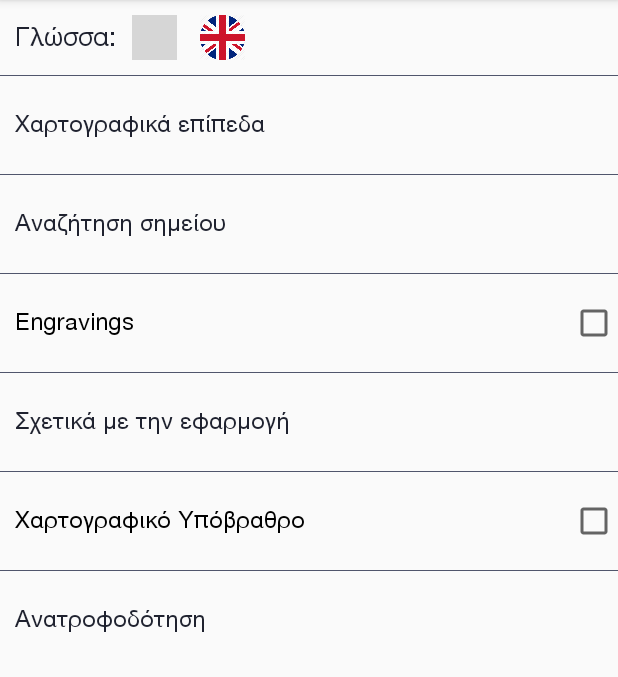
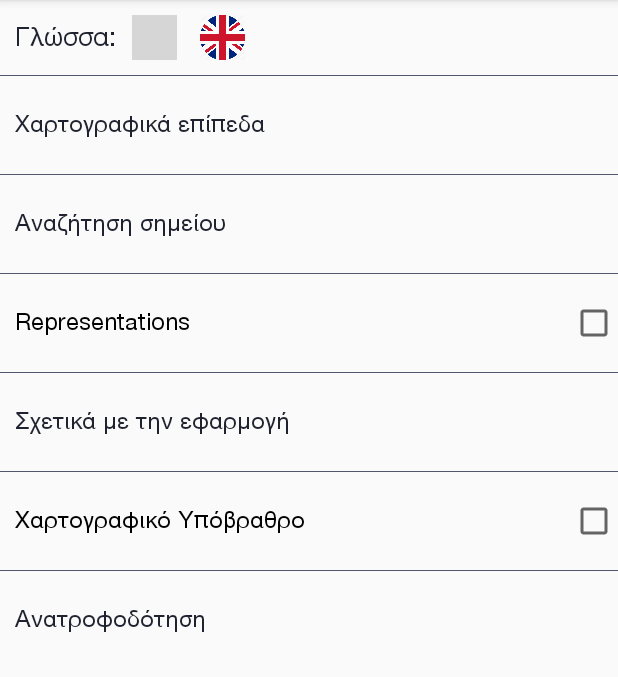
Before and after one commit to AlexMoud/android-kitchener-map, an Android app: the fragment MenuFragment shown on its own in the app's theme, on a phone screen of 412 x 824 dp, the part 84-761 px from its top. Run offline under Robolectric (Android 15) with nearby library versions, the phone set to English and light mode, and no system bars; grey boxes are pictures that could not be loaded.

Commit message:
-- changed engravings to represantations

```diff
--- a/app/src/main/res/values/strings.xml
+++ b/app/src/main/res/values/strings.xml
@@ -114,5 +114,5 @@
     <string name="second_name">Second name:</string>
     <string name="district">District:</string>
     <string name="clear">Clear</string>
-    <string name="gravoures">Εngravings</string>
+    <string name="gravoures">Representations</string>
 </resources>
```
Also changed, not shown: 1 other file.
